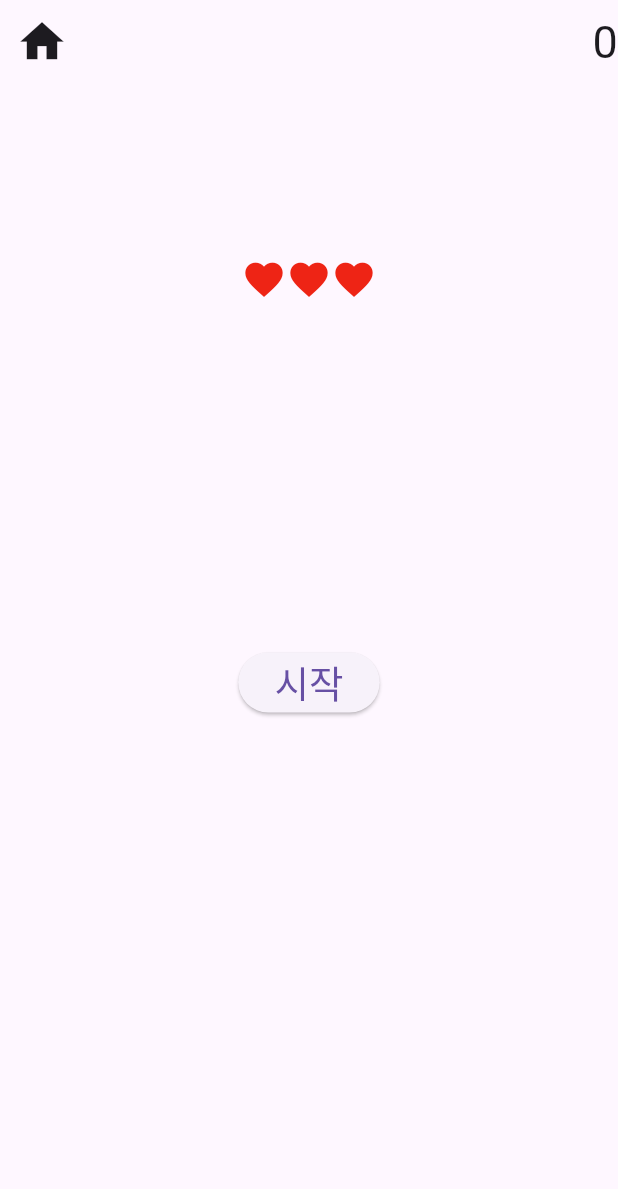
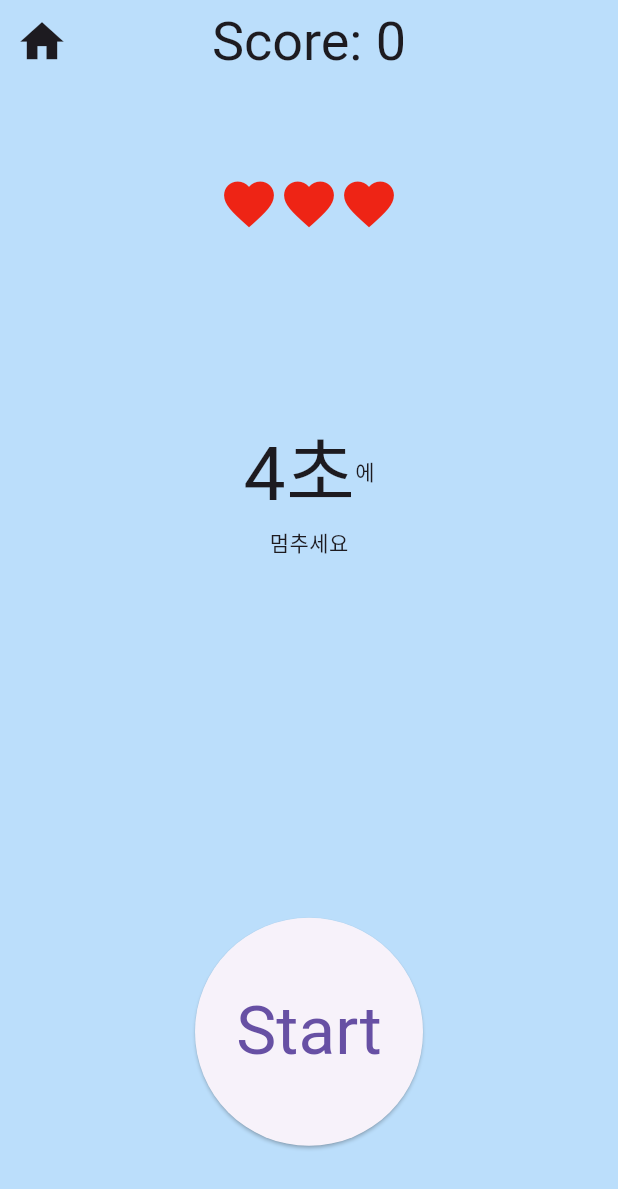
Before and after one commit to JJJangJeongSu/my-timing-game, a Flutter app: the screen it shows after launch, after a tap on "게임 시작", on a phone screen of 412 x 824 dp. Shown: the top 1189 px of the screen. Run offline on Flutter 3.47's test engine with Material 3 defaults, Android fonts, the phone set to English and light mode, and no system bars; our stand-ins replace google_fonts; Roboto replaces fonts that are missing (Jua).

Commit message:
게임 화면 개선 완료

```diff
--- a/lib/screens/game_screen/game_screen.dart
+++ b/lib/screens/game_screen/game_screen.dart
@@ -4,7 +4,7 @@ import 'package:myapp/screens/game_screen/widgets/life_viewer.dart';
 import 'package:myapp/screens/game_screen/widgets/random_time_viewer.dart';
 import 'package:myapp/screens/game_screen/widgets/guess_result_viewer.dart';
 import 'package:myapp/screens/game_screen/widgets/result_dialog.dart';
-import 'package:myapp/screens/game_screen/widgets/score_viewer.dart';
+import 'package:myapp/screens/game_screen/widgets/timer_button.dart';
 
 class GameScreen extends StatefulWidget {
   const GameScreen({super.key});
@@ -14,28 +14,54 @@ class GameScreen extends StatefulWidget {
 }
 
 class _GameScreenState extends State<GameScreen> {
-  bool isRunning = false;
-  bool isInitial = true;
   DateTime? startTime;
   DateTime? endTime;
   GameManager gameManager = GameManager();
   int score = 0;
   int currentTimeTarget = 0;
+  late Color currentBackgroundColor;
+
+  Color getBackgroundColor(GameStatus status) {
+    switch (status) {
+      case GameStatus.ready:
+        return Theme.of(context).primaryColorLight;
+      case GameStatus.running:
+        return const Color.fromARGB(255, 236, 116, 116);
+      case GameStatus.stopped:
+        return Colors.greenAccent;
+    }
+  }
+
+  @override
+  void didChangeDependencies() {
+    super.didChangeDependencies();
+    currentBackgroundColor =
+        Theme.of(context).primaryColorLight; // 여기서 `Theme.of(context)` 사용
+  }
+
+  @override
+  void initState() {
+    super.initState();
+    gameManager.generateRandomTarget();
+    currentTimeTarget = gameManager.getCurrentTarget();
+  }
 
   void toggleButton() {
-    setState(() {
-      isRunning = !isRunning;
-    });
+    GameStatus currentStatus = gameManager.getCurrentState();
 
-    if (isRunning) {
-      if (isInitial) isInitial = !isInitial;
+    if (currentStatus == GameStatus.ready) {
+      // Start Timer
       startTime = DateTime.now();
-      gameManager.generateRandomTarget();
+
+      // Set State to 'running'
       setState(() {
-        currentTimeTarget = gameManager.getCurrentTarget();
+        gameManager.setGameState(GameStatus.running);
       });
-    } else {
+    } else if (currentStatus == GameStatus.running) {
+      // Stop Timer
       endTime = DateTime.now();
+
+      // Check Whether Success or Fail
       if (gameManager.isGuessSucceed(startTime!, endTime!)) {
         setState(() {
           gameManager.handleSuccess();
@@ -48,6 +74,22 @@ class _GameScreenState extends State<GameScreen> {
           showResultScreen(gameManager);
         }
       }
+
+      // Set State to 'stopped'
+      setState(() {
+        gameManager.setGameState(GameStatus.stopped);
+      });
+    } else if (currentStatus == GameStatus.stopped) {
+      // Generate New Time & Display the content
+      gameManager.generateRandomTarget();
+      setState(() {
+        currentTimeTarget = gameManager.getCurrentTarget();
+      });
+
+      // Set State to 'ready'
+      setState(() {
+        gameManager.setGameState(GameStatus.ready);
+      });
     }
   }
 
@@ -62,31 +104,44 @@ class _GameScreenState extends State<GameScreen> {
   @override
   Widget build(BuildContext context) {
     return Scaffold(
+      backgroundColor: getBackgroundColor(gameManager.getCurrentState()),
       appBar: AppBar(
+        centerTitle: true,
+        titleTextStyle: Theme.of(context).textTheme.displaySmall,
+        title: Padding(
+          padding: EdgeInsets.only(),
+          child: Text(
+            "Score: ${gameManager.getScore()}",
+          ),
+        ),
+        backgroundColor: getBackgroundColor(gameManager.getCurrentState()),
         leading: IconButton(
           onPressed: () {
+            setState(() {
+              gameManager.resetStatus();
+            });
             Navigator.of(context).pop();
           },
-          icon: Icon(Icons.home, size: 35),
+          icon: Icon(
+            Icons.home,
+            size: 35,
+          ),
         ),
-        actions: [ScoreViewer(score: gameManager.getScore())],
       ),
       body: Center(
         child: Column(
           mainAxisAlignment: MainAxisAlignment.spaceAround,
           children: [
             LifeViewer(currentLife: gameManager.getLife()),
-            if (!isInitial) RandomTimeViewer(targetTime: currentTimeTarget),
-            if (!isRunning && !isInitial)
-              GuessResultViewer(gameManager: gameManager),
-            ElevatedButton(
-              onPressed: toggleButton,
-              child: Text(
-                !isRunning ? "시작" : "끝",
-                style: TextStyle(fontSize: 25),
-              ),
+            RandomTimeViewer(targetTime: currentTimeTarget),
+            Visibility(
+              visible: gameManager.getCurrentState() == GameStatus.stopped,
+              child: GuessResultViewer(gameManager: gameManager),
             ),
-            Container(),
+            TimerButton(
+              gameStatus: gameManager.getCurrentState(),
+              onClick: toggleButton,
+            ),
           ],
         ),
       ),
--- a/lib/screens/game_screen/utilities/game_manager.dart
+++ b/lib/screens/game_screen/utilities/game_manager.dart
@@ -1,4 +1,6 @@
 import 'dart:math';
+
+enum GameStatus { ready, running, stopped }
 
 class GameManager {
   int score = 0;
@@ -6,11 +8,13 @@ class GameManager {
   int currentSuccessMilli = 2000;
   int targetTime = 0;
   int userGuessInMilli = 0;
+  GameStatus currentState = GameStatus.ready;
 
   int getLife() => life;
   int getScore() => score;
   int getCurrentSuccessMilli() => currentSuccessMilli;
   int getUserGuessInMilli() => userGuessInMilli;
+  GameStatus getCurrentState() => currentState;
 
   void resetStatus() {
     score = 0;
@@ -18,6 +22,7 @@ class GameManager {
     currentSuccessMilli = 0;
     targetTime = 0;
     userGuessInMilli = 0;
+    currentState = GameStatus.ready;
   }
 
   void handleSuccess() {
@@ -31,8 +36,7 @@ class GameManager {
 
   bool isGuessSucceed(DateTime startTime, DateTime endTime) {
     userGuessInMilli = (endTime.difference(startTime)).abs().inMilliseconds;
-    return (userGuessInMilli-targetTime*1000).abs() <=
-        currentSuccessMilli;
+    return (userGuessInMilli - targetTime * 1000).abs() <= currentSuccessMilli;
   }
 
   bool isGameOver() {
@@ -44,4 +48,8 @@ class GameManager {
   }
 
   int getCurrentTarget() => targetTime;
+
+  void setGameState(GameStatus val) {
+    currentState = val;
+  }
 }
--- a/lib/screens/game_screen/widgets/guess_result_viewer.dart
+++ b/lib/screens/game_screen/widgets/guess_result_viewer.dart
@@ -11,8 +11,10 @@ class GuessResultViewer extends StatelessWidget {
       mainAxisSize: MainAxisSize.min,
       children: [
         Text("사용자의 예측: ${gameManager.getUserGuessInMilli() / 1000}"),
-        Text("차이: ${(gameManager.getUserGuessInMilli()/1000-gameManager.getCurrentTarget()).abs().toStringAsFixed(3)}"),
-        Text("허용 범위: ${(gameManager.getCurrentSuccessMilli()/1000).toStringAsFixed(3)}"),
+        Text(
+            "차이: ${(gameManager.getUserGuessInMilli() / 1000 - gameManager.getCurrentTarget()).abs().toStringAsFixed(3)}"),
+        Text(
+            "허용 범위: ${(gameManager.getCurrentSuccessMilli() / 1000).toStringAsFixed(3)}"),
       ],
     );
   }
--- a/lib/screens/game_screen/widgets/life_viewer.dart
+++ b/lib/screens/game_screen/widgets/life_viewer.dart
@@ -11,20 +11,29 @@ class LifeViewer extends StatelessWidget {
       children: [
         ...List.generate(
           currentLife,
-          (index) => Icon(
-            Icons.favorite,
-            color: const Color.fromARGB(255, 238, 36, 21),
-            size: 30,
-          ),
-        ),...List.generate(
-          3-currentLife,
-          (index) => Icon(
-            Icons.favorite,
-            color: const Color.fromARGB(255, 103, 103, 103),
-            size: 30,
-          ),
+          (index) => HeartIcon(active: true),
+        ),
+        ...List.generate(
+          3 - currentLife,
+          (index) => HeartIcon(active: false),
         ),
       ],
     );
   }
 }
+
+class HeartIcon extends StatelessWidget {
+  const HeartIcon({super.key, required this.active});
+  final bool active;
+
+  @override
+  Widget build(BuildContext context) {
+    return Icon(
+      Icons.favorite,
+      color: active
+          ? Color.fromARGB(255, 238, 36, 21)
+          : Color.fromARGB(255, 103, 103, 103),
+      size: 40,
+    );
+  }
+}
--- a/lib/screens/game_screen/widgets/random_time_viewer.dart
+++ b/lib/screens/game_screen/widgets/random_time_viewer.dart
@@ -7,6 +7,17 @@ class RandomTimeViewer extends StatelessWidget {
 
   @override
   Widget build(BuildContext context) {
-    return Text("$targetTime초", style: TextStyle(fontSize: 40));
+    return Column(
+      children: [
+        Row(
+          mainAxisAlignment: MainAxisAlignment.center,
+          children: [
+            Text("$targetTime초", style: TextStyle(fontSize: 50)),
+            Text("에"),
+          ],
+        ),
+        Text("멈추세요")
+      ],
+    );
   }
 }
--- /dev/null
+++ b/lib/screens/game_screen/widgets/timer_button.dart
@@ -0,0 +1,29 @@
+import 'package:flutter/material.dart';
+import 'package:myapp/screens/game_screen/utilities/game_manager.dart';
+
+class TimerButton extends StatelessWidget {
+  const TimerButton(
+      {super.key, required this.gameStatus, required this.onClick});
+  final GameStatus gameStatus;
+  final VoidCallback onClick;
+
+  @override
+  Widget build(BuildContext context) {
+    return ElevatedButton(
+      onPressed: onClick,
+      style: ElevatedButton.styleFrom(
+        padding: EdgeInsets.all(50),
+        textStyle: Theme.of(context)
+            .textTheme
+            .displayMedium!
+            .copyWith(fontWeight: FontWeight.normal),
+        shape: CircleBorder(),
+      ),
+      child: Text(
+        gameStatus == GameStatus.ready
+            ? "Start"
+            : (gameStatus == GameStatus.running ? "Stop" : "Next"),
+      ),
+    );
+  }
+}
```
